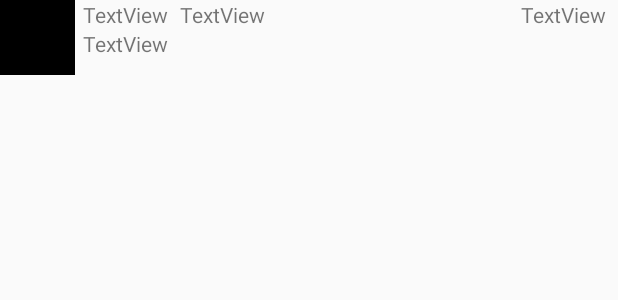
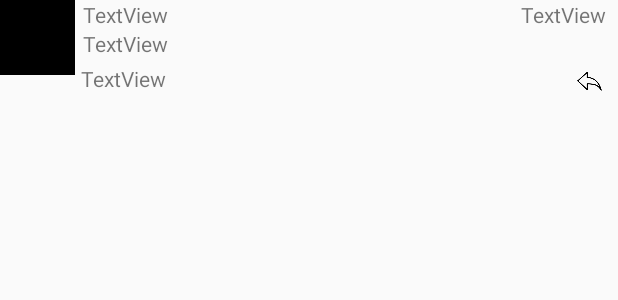
Before and after one commit to Cbaharav/MySimpleTweets, an Android app: the layout item_tweet.xml on its own in the app's theme, with its tools: preview values and no code run, on a phone screen of 412 x 824 dp. Shown: the top 300 px of the screen. Run offline under Robolectric (Android 15) with nearby library versions, the phone set to English and light mode, and no system bars.

```diff
--- a/app/src/main/res/layout/item_tweet.xml
+++ b/app/src/main/res/layout/item_tweet.xml
@@ -46,11 +46,21 @@
         android:id="@+id/tvHandle"
         android:layout_width="wrap_content"
         android:layout_height="wrap_content"
-        android:layout_marginStart="8dp"
+        android:layout_marginStart="4dp"
+        android:layout_marginTop="4dp"
+        android:text="TextView"
+        app:layout_constraintStart_toStartOf="@+id/tvBody"
+        app:layout_constraintTop_toBottomOf="@+id/tvBody" />
+
+    <ImageView
+        android:id="@+id/ivReply"
+        android:layout_width="22dp"
+        android:layout_height="17dp"
+        android:layout_marginTop="8dp"
         android:layout_marginEnd="8dp"
-        android:text="TextView"
-        app:layout_constraintEnd_toStartOf="@+id/tvTime"
-        app:layout_constraintHorizontal_bias="0.0"
-        app:layout_constraintStart_toEndOf="@+id/tvUserName"
-        app:layout_constraintTop_toTopOf="parent" />
+        app:layout_constraintEnd_toEndOf="parent"
+        app:layout_constraintTop_toBottomOf="@+id/tvBody"
+        app:srcCompat="@drawable/ic_reply"
+        android:onClick="onReply"/>
+
 </android.support.constraint.ConstraintLayout>
```
Also changed, not shown: app/src/main/java/com/codepath/apps/restclienttemplate/TweetAdapter.java (+48 -0 lines), app/src/main/res/drawable-xhdpi/ic_reply.png (added).
